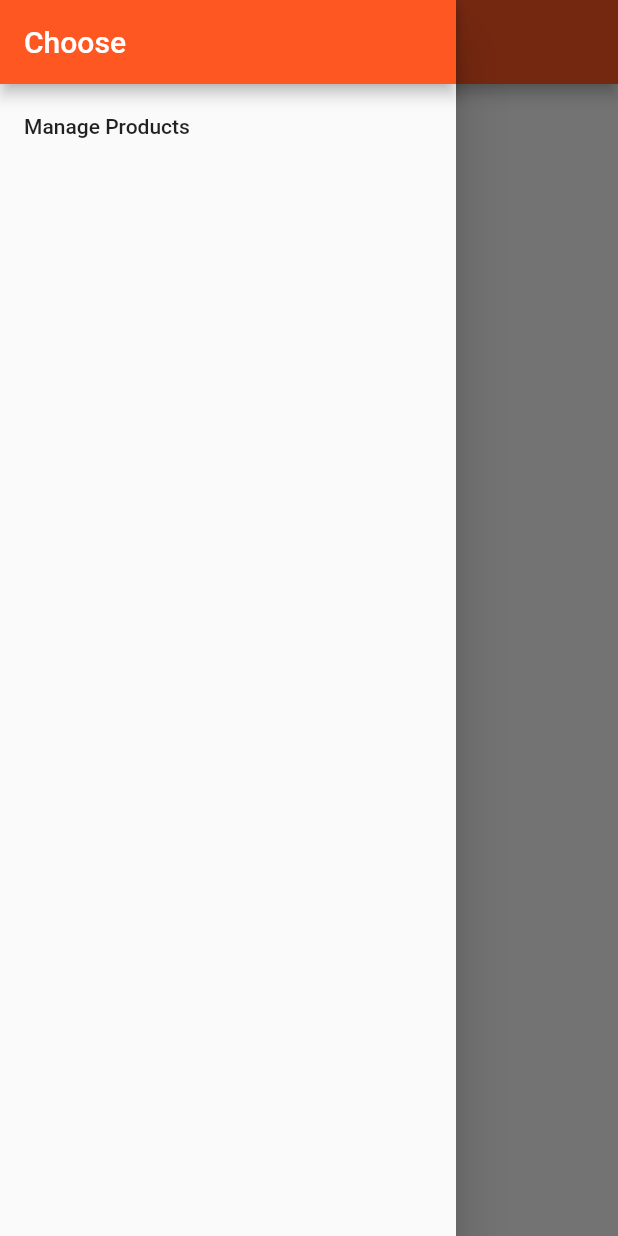
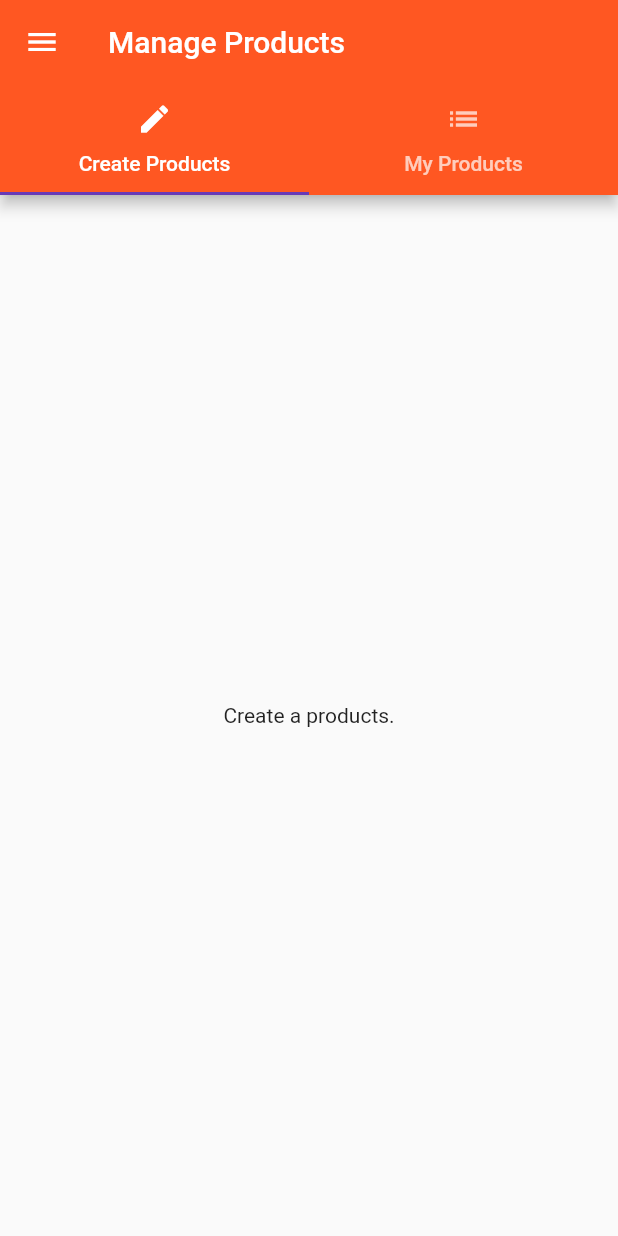
Before and after one commit to Eyakub/E-Com, a Flutter app: the ProductsPage screen opened directly, in the side drawer, after a tap on "Manage Products", on a phone screen of 412 x 824 dp. Run offline on Flutter 3.47's test engine with Material 2 defaults, Android fonts, the phone set to English and light mode, and no system bars.

Commit message:
#ROUTE working with tabList

```diff
--- /dev/null
+++ b/lib/pages/product_create.dart
@@ -0,0 +1,12 @@
+import 'package:flutter/material.dart';
+
+class ProductCreatePage extends StatelessWidget{
+  @override
+  Widget build(BuildContext context) {
+    // TODO: implement build
+    return Center(
+      child: Text("Create a products."),
+    );
+  }
+
+}
--- a/lib/pages/products.dart
+++ b/lib/pages/products.dart
@@ -1,5 +1,6 @@
 import 'package:flutter/material.dart';
 import '../product_manager.dart';
+import './products_admin.dart';
 
 class ProductsPage extends StatelessWidget {
   @override
@@ -15,7 +16,9 @@ class ProductsPage extends StatelessWidget {
             ),
             ListTile(
               title: Text("Manage Products"),
-              onTap: () {},
+              onTap: () {
+                Navigator.pushReplacementNamed(context, '/admin');
+              },
             )
           ],
         ),
--- /dev/null
+++ b/lib/pages/products_admin.dart
@@ -0,0 +1,52 @@
+import 'package:flutter/material.dart';
+import './products.dart';
+import './product_list.dart';
+import './product_create.dart';
+
+class ProductsAdminPage extends StatelessWidget {
+  @override
+  Widget build(BuildContext context) {
+    // TODO: implement build
+    return DefaultTabController(
+      length: 2, //how many tabs a tablist have
+      child: Scaffold(
+          drawer: Drawer(
+            child: Column(
+              children: <Widget>[
+                AppBar(
+                  automaticallyImplyLeading: false,
+                  title: Text("Choose"),
+                ),
+                ListTile(
+                  title: Text("All Products"),
+                  onTap: () {
+                    Navigator.pushReplacement(
+                        context,
+                        MaterialPageRoute(
+                            builder: (BuildContext context) => ProductsPage()));
+                  },
+                )
+              ],
+            ),
+          ),
+          appBar: AppBar(
+            title: Text("Manage Products"),
+            bottom: TabBar(
+              tabs: <Widget>[
+                Tab(
+                  text: 'Create Products',
+                  icon: Icon(Icons.create),
+                ),
+                Tab(
+                  text: 'My Products',
+                  icon: Icon(Icons.list),
+                ),
+              ],
+            ),
+          ),
+          body: TabBarView(
+            children: <Widget>[ProductCreatePage(), ProductListPage()],
+          )),
+    );
+  }
+}
--- a/lib/products.dart
+++ b/lib/products.dart
@@ -29,7 +29,7 @@ class Products extends StatelessWidget {
                         deleteProduct(index);
                       }
                     }),
-              )
+              ),
             ],
           ),
         ],
```
Also changed, not shown: lib/main.dart (+7 -1 lines), lib/pages/product_list.dart (added, +12 -0 lines).
